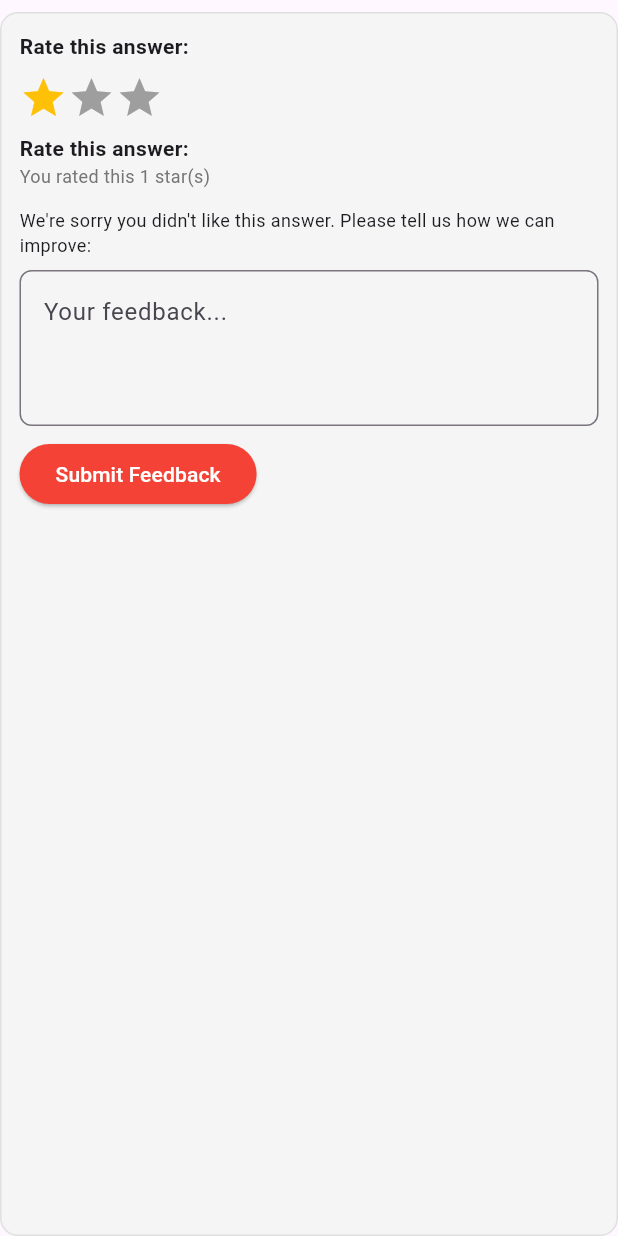
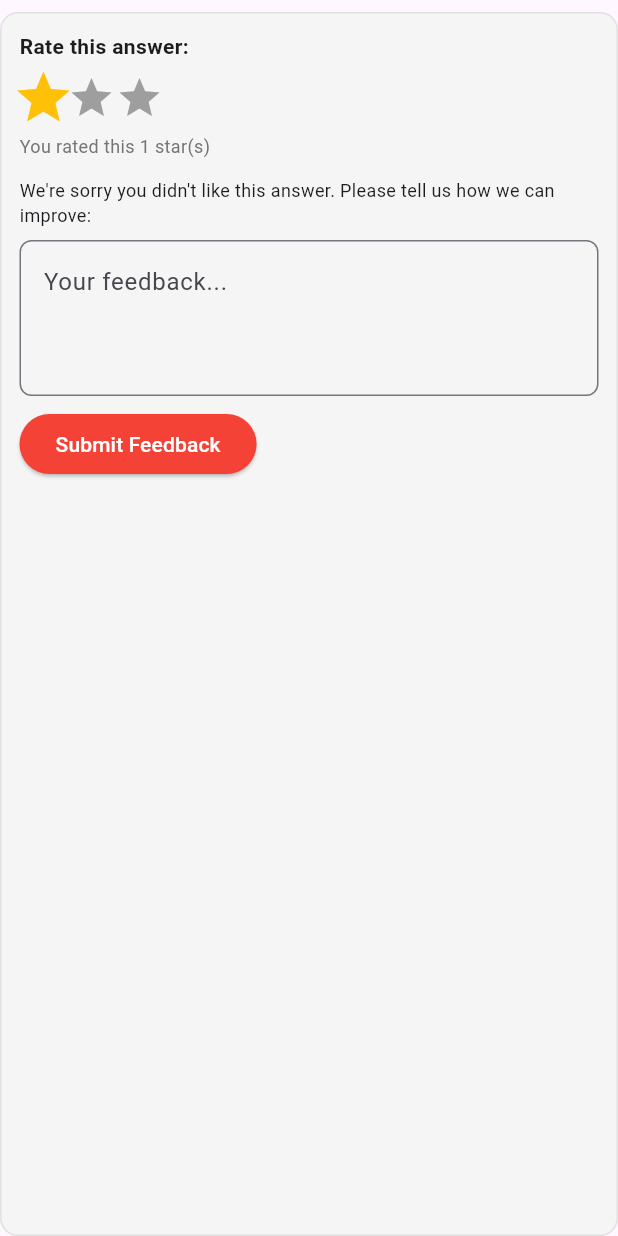
Before and after one commit to adarsha813/karma-iosApp, a Flutter app: the RatingBubble widget shown alone on an empty page, opened directly with empty values, after a tap on the "star" icon, on a phone screen of 412 x 824 dp. Run offline on Flutter 3.47's test engine with Material 3 defaults, Android fonts, the phone set to English and light mode, and no system bars; our stand-ins replace badges, firebase_core, firebase_messaging, flutter_html, flutter_local_notifications, flutter_typeahead and 6 more; missing offline and left inert: country_list_pick, flutter_app_badger, flutter_stripe; accounts and stored records are empty; network calls fail.

Commit message:
correctly working with answer animate also

```diff
--- a/lib/screens/profile_settings_screen.dart
+++ b/lib/screens/profile_settings_screen.dart
@@ -1172,6 +1172,7 @@ class _ProfileSettingsScreenState extends State<ProfileSettingsScreen> {
       context,
     ); // listen: true by default
     final locale = localeProvider.locale;
+    print("Current locale: ${locale.languageCode}");
     final profileProvider = Provider.of<ProfileProvider>(context);
     final l10n = AppLocalizations.of(context)!; // Get localization instance
 
--- a/lib/widgets/rating_bubble.dart
+++ b/lib/widgets/rating_bubble.dart
@@ -14,6 +14,7 @@ class RatingBubble extends StatefulWidget {
     required this.questionId,
     required this.initialRating,
     required this.initialFeedback,
+
     required this.onRatingSubmitted,
     required this.isAdvice,
   });
@@ -22,8 +23,11 @@ class RatingBubble extends StatefulWidget {
   RatingBubbleState createState() => RatingBubbleState();
 }
 
-class RatingBubbleState extends State<RatingBubble> {
+class RatingBubbleState extends State<RatingBubble>
+    with TickerProviderStateMixin {
   late int? _selectedRating;
+  late AnimationController _controller;
+  late Animation<double> _scaleAnimation;
   late String? _feedback;
   final TextEditingController _feedbackController = TextEditingController();
   bool _isSubmitting = false;
@@ -32,6 +36,16 @@ class RatingBubbleState extends State<RatingBubble> {
   @override
   void initState() {
     super.initState();
+    _controller = AnimationController(
+      duration: const Duration(milliseconds: 300),
+      vsync: this, // no need for widget.vsync
+    );
+
+    _scaleAnimation = Tween<double>(
+      begin: 1.0,
+      end: 1.3,
+    ).animate(CurvedAnimation(parent: _controller, curve: Curves.easeOut));
+
     _selectedRating = widget.initialRating;
     _feedback = widget.initialFeedback;
     _hasSubmittedFeedback =
@@ -70,9 +84,9 @@ class RatingBubbleState extends State<RatingBubble> {
       child: Column(
         crossAxisAlignment: CrossAxisAlignment.start,
         children: [
-          const Text(
-            'Rate this answer:',
-            style: TextStyle(fontWeight: FontWeight.bold),
+          Text(
+            widget.isAdvice ? "Rate this advice:" : "Rate this answer:",
+            style: const TextStyle(fontWeight: FontWeight.bold),
           ),
           const SizedBox(height: 8),
           Row(
@@ -80,6 +94,11 @@ class RatingBubbleState extends State<RatingBubble> {
                 [1, 2, 3].map((star) {
                   return GestureDetector(
                     onTap: () => _handleStarTap(star),
+                    child: ScaleTransition(
+                      scale:
+                          _selectedRating == star
+                              ? _scaleAnimation
+                              : const AlwaysStoppedAnimation(1.0),
                       child: Icon(
                         Icons.star,
                         size: 32,
@@ -88,16 +107,11 @@ class RatingBubbleState extends State<RatingBubble> {
                                 ? Colors.amber
                                 : Colors.grey,
                       ),
+                    ),
                   );
                 }).toList(),
           ),
           const SizedBox(height: 8),
-          // In build method
-          Text(
-            widget.isAdvice ? "Rate this advice:" : "Rate this answer:",
-            style: const TextStyle(fontWeight: FontWeight.bold),
-          ),
-
           Text(
             _selectedRating != null
                 ? 'You rated this $_selectedRating star(s)'
@@ -156,6 +170,9 @@ class RatingBubbleState extends State<RatingBubble> {
       }
     });
 
+    // 🔥 animate the star
+    _controller.forward(from: 0);
+
     if (star != 1 || _hasSubmittedFeedback) {
       widget.onRatingSubmitted(
         widget.questionId,
@@ -186,6 +203,7 @@ class RatingBubbleState extends State<RatingBubble> {
 
   @override
   void dispose() {
+    _controller.dispose();
     _feedbackController.dispose();
     super.dispose();
   }
```
Also changed, not shown: lib/screens/chat_screen.dart (+31 -27 lines), lib/services/chat_service.dart (+43 -5 lines), lib/widgets/chat_bubble.dart (+81 -24 lines). Lines whose indentation alone changed are shown as unchanged.
